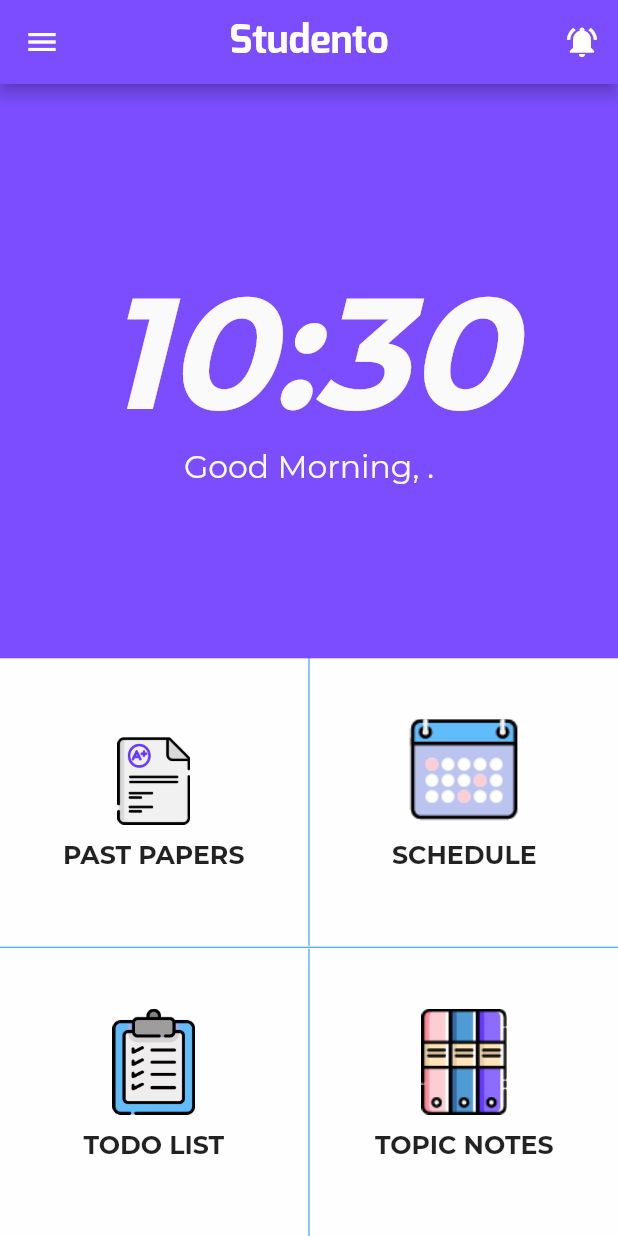
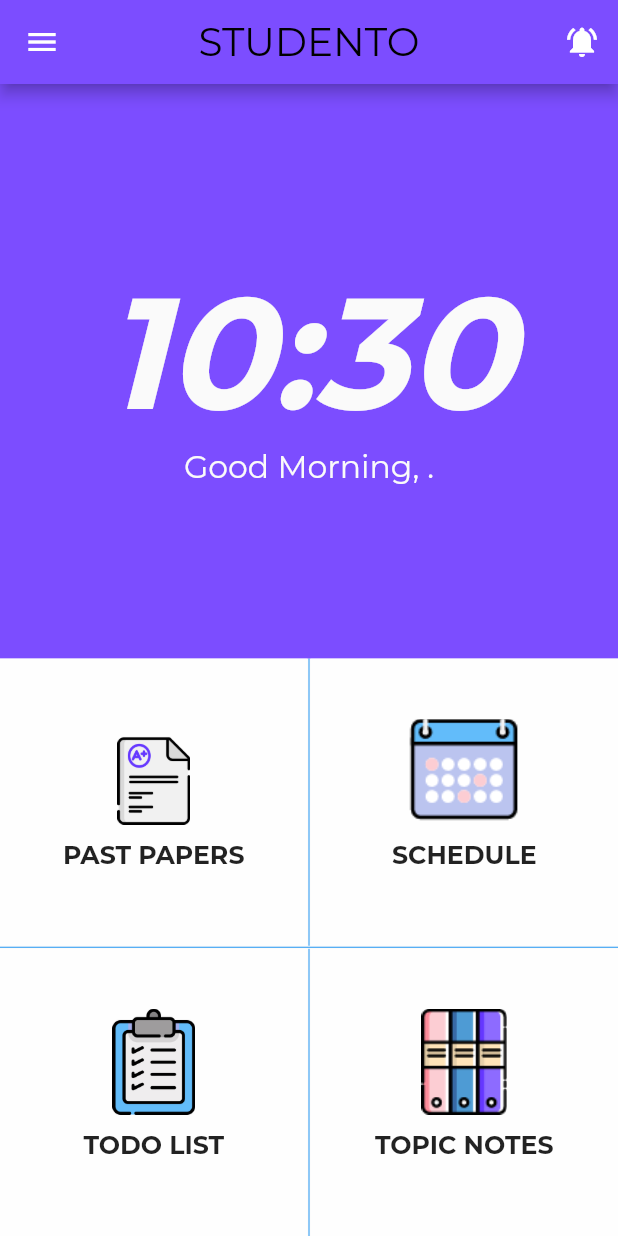
Before and after one commit to MaskyS/Studento, a Flutter app: the HomePage screen opened by its route, on a phone screen of 412 x 824 dp. Run offline on Flutter 3.47's test engine with Material 2 defaults, Android fonts, the phone set to English and light mode, and no system bars; our stand-ins replace connectivity, device_info, numberpicker, shared_preferences, sqflite; missing offline and left inert: flutter_webview_plugin, jaguar, jaguar_flutter_asset, launch_review, simple_permissions; accounts and stored records are empty; project files that could hold a hidden picture were left out.

Commit message:
Change of look for the homePage

```diff
--- a/lib/pages/home_page.dart
+++ b/lib/pages/home_page.dart
@@ -36,7 +36,6 @@ class _HomePageState extends State<HomePage> {
     List<Widget> appBarActions = <Widget>[
       IconButton(
         icon: Icon(Icons.notifications_active),
-        color: Colors.white,
         onPressed: () =>
           print(
               "This will open up your schedule page! In the future anyway :P"),
@@ -44,14 +43,14 @@ class _HomePageState extends State<HomePage> {
     ];
 
     TextStyle appBarTitleStyle  = TextStyle(
-      color: Colors.white,
-      fontFamily: 'Mina',
+      color: Colors.black,
+      fontFamily: 'Montserrat',
       fontSize: 26.0,
-      fontWeight: FontWeight.bold,
+      fontWeight: FontWeight.w400,
     );
 
-    PreferredSizeWidget appBar() => StudentoAppBar(
-      title: "Studento",
+    PreferredSizeWidget appBar = StudentoAppBar(
+      title: "STUDENTO",
       actions: appBarActions,
       titleStyle: appBarTitleStyle,
     );
@@ -101,7 +100,7 @@ class _HomePageState extends State<HomePage> {
     );
 
     return Scaffold(
-      appBar: appBar(),
+      appBar: appBar,
       drawer: StudentoDrawer(),
       body:Column(
         children: <Widget>[
@@ -136,8 +135,6 @@ class HomePageButton extends StatelessWidget {
   Widget icon() => Expanded(
     flex: 1,
     child: Image(
-      alignment: Alignment.center,
-      repeat: ImageRepeat.noRepeat,
       fit: BoxFit.contain,
       image: AssetImage("assets/icons/$iconFileName"),
     ),
@@ -174,6 +171,7 @@ class HomePageButton extends StatelessWidget {
 
     return Expanded(
       child: Tooltip(
+      verticalOffset: 5.0,
       message: label,
         child: InkWell(
           onTap: () => pushRoute(context),
```
